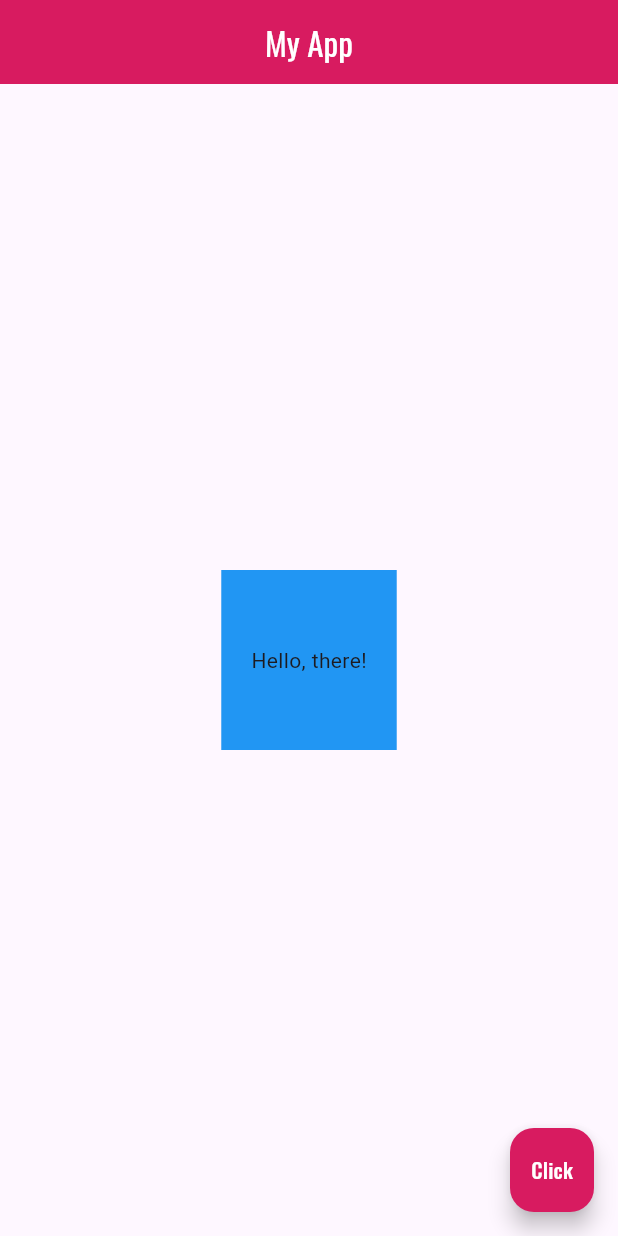
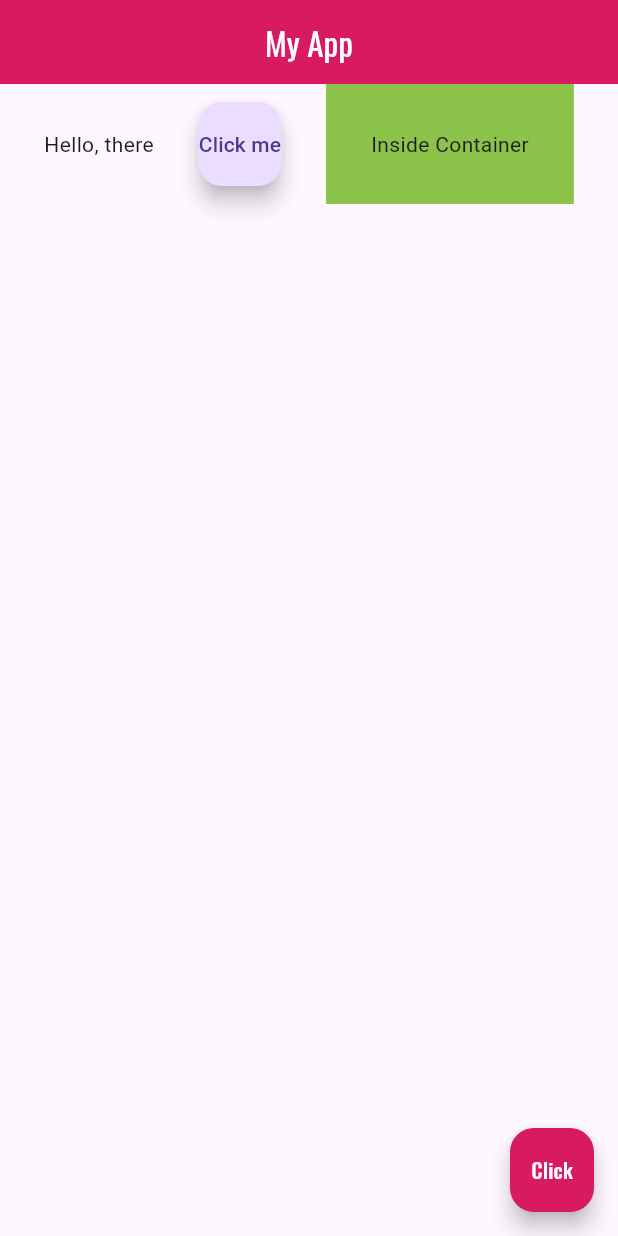
Before and after one commit to chaitraboggaram/Flutter-App, a Flutter app: the screen it shows after launch, on a phone screen of 412 x 824 dp. Run offline on Flutter 3.47's test engine with Material 3 defaults, Android fonts, the phone set to English and light mode, and no system bars.

Commit message:
Updating readme

```diff
--- a/myapp/lib/main.dart
+++ b/myapp/lib/main.dart
@@ -19,17 +19,23 @@ class Home extends StatelessWidget {
         centerTitle: true,
         backgroundColor: Colors.pink[600],
       ),
-      body: Center(
-        child: Container(
-        // Takes up all the space that is available and manages it i.e acts as wrapper
-          color: Colors.blue,
-          child: Text(
-            "Hello, there!",
-            // Now as we have child widget the container takes space of only the child widget and not whole space
+      body: Row(
+        mainAxisAlignment: MainAxisAlignment.spaceEvenly,
+        children: [
+          Text("Hello, there"),
+          FloatingActionButton(
+            child: Text("Click me"),
+            onPressed: (){
+              print("You clicked me!");
+            }
           ),
-          padding: EdgeInsets.symmetric(horizontal: 20, vertical: 50),      // Apply 20 & 50 pixels of padding around all edges inside the container
-          margin: EdgeInsets.all(30),       // Apply 30 padding around the container
-        ),
+          Container(
+            color: Colors.lightGreen,
+            padding: EdgeInsets.all(30),
+            child: Text("Inside Container"),
+          )
+
+        ],
       ),
 
       floatingActionButton: FloatingActionButton(
```
Also changed, not shown: 1 other file.
